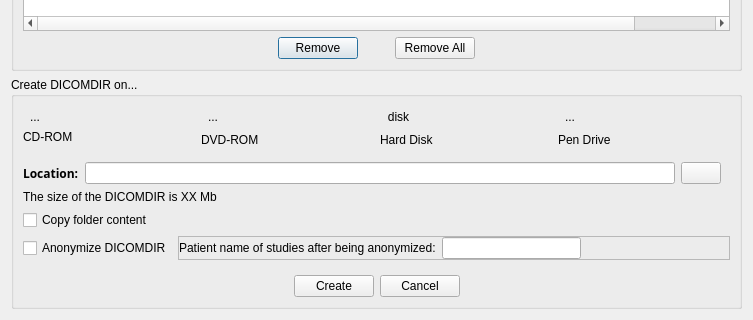
starviewer-medical/starviewer, file starviewer/src/inputoutput/qcreatedicomdirbase.ui: the form before one commit; both pictures show x 0 to 753 and y 495 to 815 of the 753 by 815 pixel window.
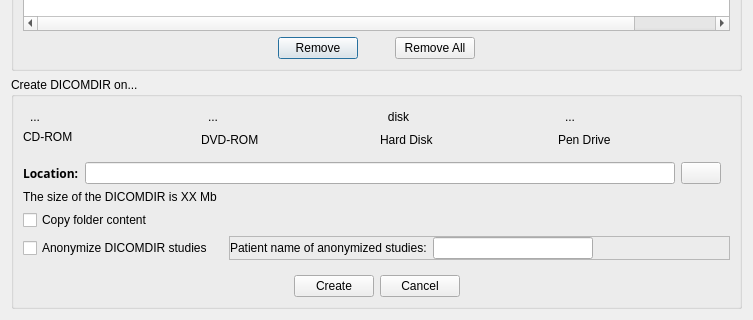
The form after the commit. Icons and pictures are not drawn.

```diff
--- a/starviewer/src/inputoutput/qcreatedicomdirbase.ui
+++ b/starviewer/src/inputoutput/qcreatedicomdirbase.ui
@@ -530,10 +530,26 @@
            </size>
           </property>
           <property name="text">
-           <string>Anonymize DICOMDIR</string>
+           <string>Anonymize DICOMDIR studies</string>
           </property>
          </widget>
         </item>
+        <item>
+         <spacer name="horizontalSpacer">
+          <property name="orientation">
+           <enum>Qt::Horizontal</enum>
+          </property>
+          <property name="sizeType">
+           <enum>QSizePolicy::Fixed</enum>
+          </property>
+          <property name="sizeHint" stdset="0">
+           <size>
+            <width>10</width>
+            <height>20</height>
+           </size>
+          </property>
+         </spacer>
+        </item>
         <item>
          <widget class="QFrame" name="m_patientNameAnonymizedFrame">
           <property name="frameShape">
@@ -560,6 +576,12 @@
            </property>
            <item row="0" column="1">
             <widget class="QLineEdit" name="m_patientNameAnonymizedLineEdit">
+             <property name="minimumSize">
+              <size>
+               <width>160</width>
+               <height>0</height>
+              </size>
+             </property>
              <property name="maxLength">
               <number>64</number>
              </property>
@@ -581,7 +603,7 @@
            <item row="0" column="0">
             <widget class="QLabel" name="label_5">
              <property name="text">
-              <string>Patient name of studies after being anonymized:</string>
+              <string>Patient name of anonymized studies:</string>
              </property>
             </widget>
            </item>
```
